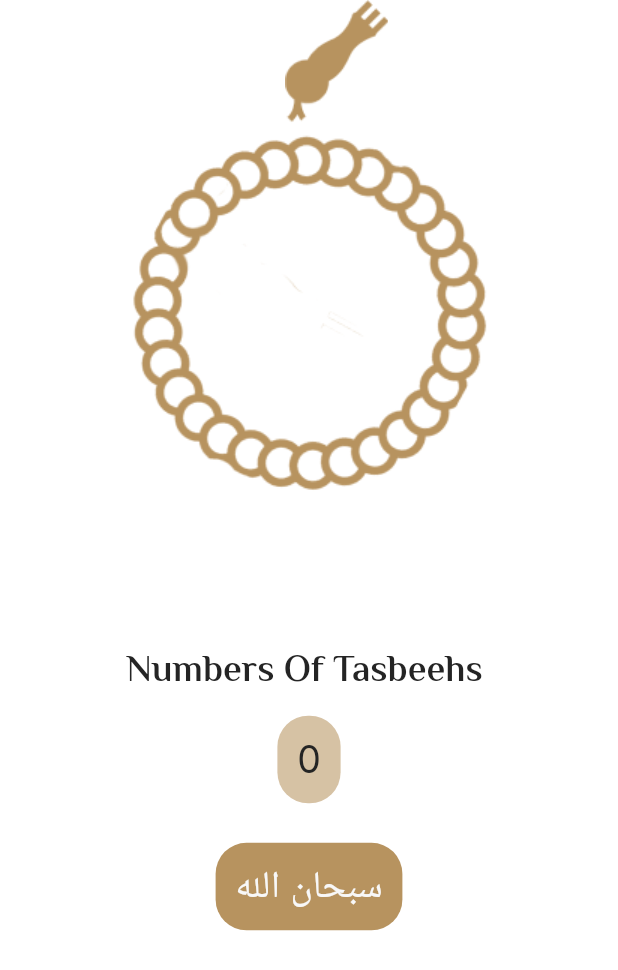
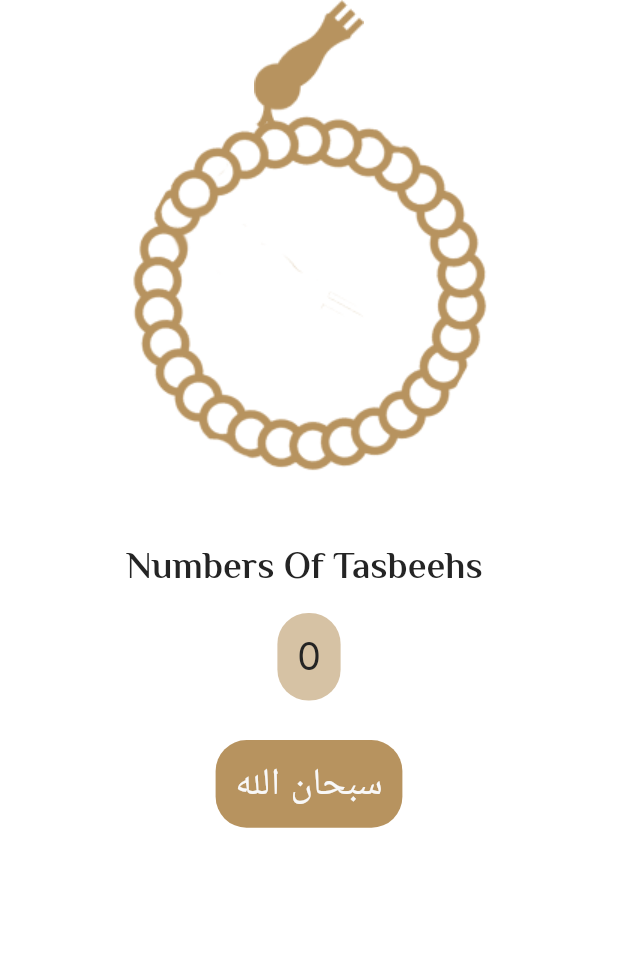
Before and after one commit to ahmedalam782/Islamic_App, a Flutter app: the AltasbihTab widget shown alone on an empty page, opened directly, on a phone screen of 412 x 824 dp. Shown: the top 970 px of the screen. Run offline on Flutter 3.47's test engine with Material 3 defaults, Android fonts, the phone set to English and light mode, and no system bars; our stand-ins replace google_fonts.

```diff
--- a/lib/Widgets/Tabs/Altasbih_Tab/altasbih_tab.dart
+++ b/lib/Widgets/Tabs/Altasbih_Tab/altasbih_tab.dart
@@ -26,25 +26,21 @@ class _AltasbihTabState extends State<AltasbihTab> {
   @override
   Widget build(BuildContext context) {
     SettingsProvider settingsProvider = Provider.of<SettingsProvider>(context);
+    settingsProvider.context = context;
     return SingleChildScrollView(
       child: Column(
-        mainAxisSize: MainAxisSize.min,
         children: [
           Stack(
+            clipBehavior: Clip.none,
             alignment: Alignment.topCenter,
             children: [
-              Padding(
-                padding: EdgeInsets.only(
-                  left: MediaQuery.of(context).size.width * .09,
-                ),
-                child: Image.asset(
-                  settingsProvider.headSeb7a,
-                  height: MediaQuery.of(context).size.height * .12,
-                ),
+              Image.asset(
+                settingsProvider.headSeb7a,
               ),
               Padding(
                 padding: EdgeInsets.only(
-                  top: MediaQuery.of(context).size.height * .003,
+                  top: settingsProvider.topPaddingBodyOfSeb7a,
+                  bottom: settingsProvider.bottomPaddingBodyOfSeb7a,
                 ),
                 child: GestureDetector(
                   onTap: () => changeCountSebihaAndRotate(),
@@ -52,15 +48,11 @@ class _AltasbihTabState extends State<AltasbihTab> {
                     angle: angle,
                     child: Image.asset(
                       settingsProvider.bodySeb7a,
-                      height: MediaQuery.of(context).size.height * .50,
                     ),
                   ),
                 ),
               ),
             ],
-          ),
-          SizedBox(
-            height: MediaQuery.sizeOf(context).height * .020,
           ),
           Center(
             child: Text(
--- a/lib/Widgets/Tabs/Settings_Tab/settings_provider.dart
+++ b/lib/Widgets/Tabs/Settings_Tab/settings_provider.dart
@@ -3,6 +3,7 @@ import 'package:flutter/material.dart';
 class SettingsProvider with ChangeNotifier {
   ThemeMode themeMode = ThemeMode.light;
   String lang = 'en';
+  late BuildContext context;
 
   bool get isDark => themeMode == ThemeMode.dark;
 
@@ -15,6 +16,14 @@ class SettingsProvider with ChangeNotifier {
   String get headSeb7a =>
       "assets/images/${isDark ? 'head of seb7a_dark' : 'head of seb7a'}.png";
 
+  double get topPaddingBodyOfSeb7a => isDark
+      ? MediaQuery.sizeOf(context).height * 0.095
+      : MediaQuery.sizeOf(context).height * 0.044;
+
+  double get bottomPaddingBodyOfSeb7a => isDark
+      ? MediaQuery.sizeOf(context).height * 0.04
+      : MediaQuery.sizeOf(context).height * 0.01;
+
   void changeThemeMode(ThemeMode selectedThemeMode) {
     themeMode = selectedThemeMode;
     notifyListeners();
```
